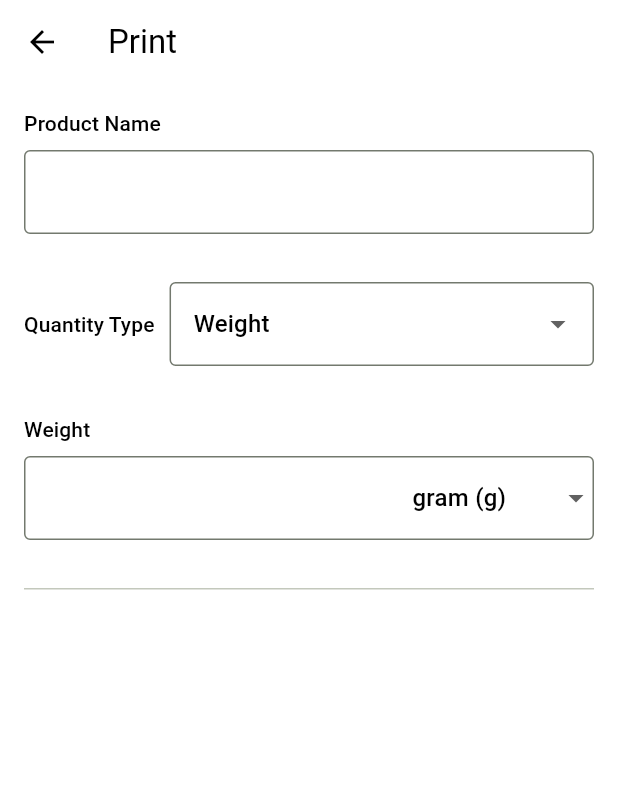
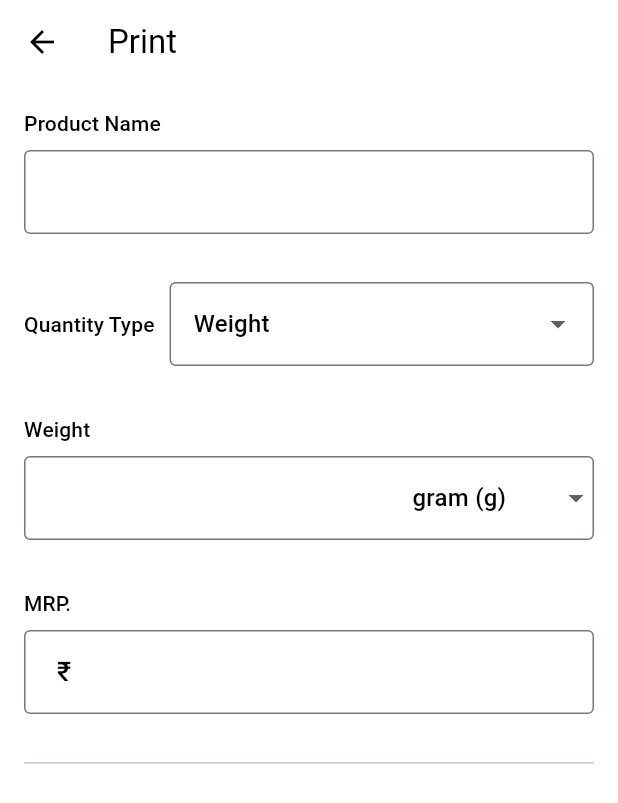
Before and after one commit to sarangnx/label_printer, a Flutter app: the screen it shows after launch, after a tap on an icon or button, on a phone screen of 412 x 824 dp. Shown: the top 803 px of the screen. Run offline on Flutter 3.47's test engine with Material 3 defaults, Android fonts, the phone set to English and light mode, and no system bars; our stand-ins replace flex_color_scheme.

Commit message:
feat: added mrp

```diff
--- a/lib/pages/print_form.dart
+++ b/lib/pages/print_form.dart
@@ -45,9 +45,11 @@ class PrinterForm extends State<_PrintForm> {
 
   final TextEditingController _productName = TextEditingController();
   final TextEditingController _quantity = TextEditingController();
+  final TextEditingController _mrp = TextEditingController();
 
   final FocusNode _productNameFocus = FocusNode();
   final FocusNode _quantityFocus = FocusNode();
+  final FocusNode _mrpFocus = FocusNode();
 
   @override
   Widget build(BuildContext context) {
@@ -156,6 +158,33 @@ class PrinterForm extends State<_PrintForm> {
                 ),
               ),
 
+            Padding(
+              padding: const EdgeInsets.all(16.0),
+              child: Column(
+                crossAxisAlignment: CrossAxisAlignment.start,
+                spacing: 8,
+                children: [
+                  Text('MRP.', style: Theme.of(context).textTheme.labelLarge),
+                  TextFormField(
+                    focusNode: _mrpFocus,
+                    onChanged: (value) => setState(() {}),
+                    decoration: InputDecoration(
+                      prefixIcon: Row(
+                        mainAxisSize: MainAxisSize.min,
+                        children: [
+                          Padding(
+                            padding: const EdgeInsets.symmetric(horizontal: 22),
+                            child: Text('₹', style: Theme.of(context).textTheme.labelLarge!.copyWith(fontSize: 18)),
+                          ),
+                        ],
+                      ),
+                    ),
+                    controller: _mrp,
+                  ),
+                ],
+              ),
+            ),
+
             // Horizontal Divider
             Padding(padding: const EdgeInsets.all(16.0), child: const Divider(height: 1, thickness: 1)),
           ],
```
